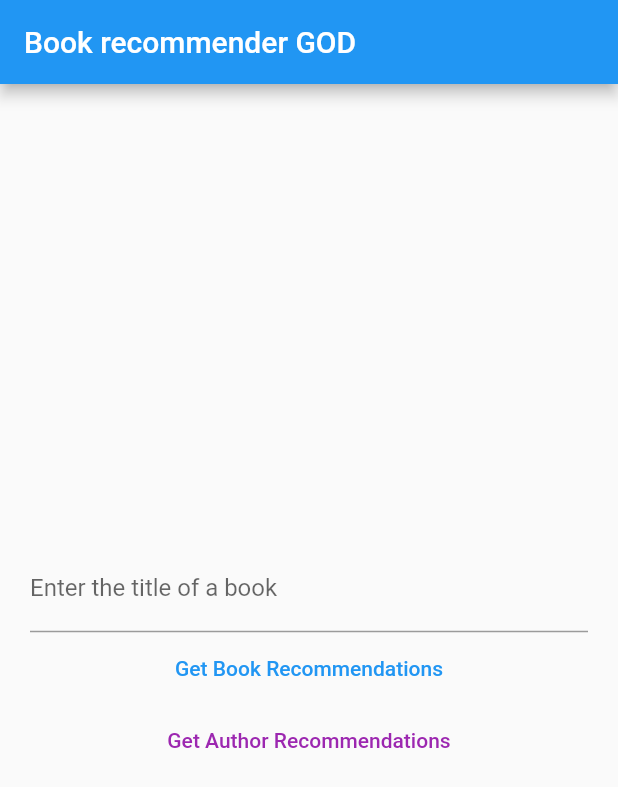
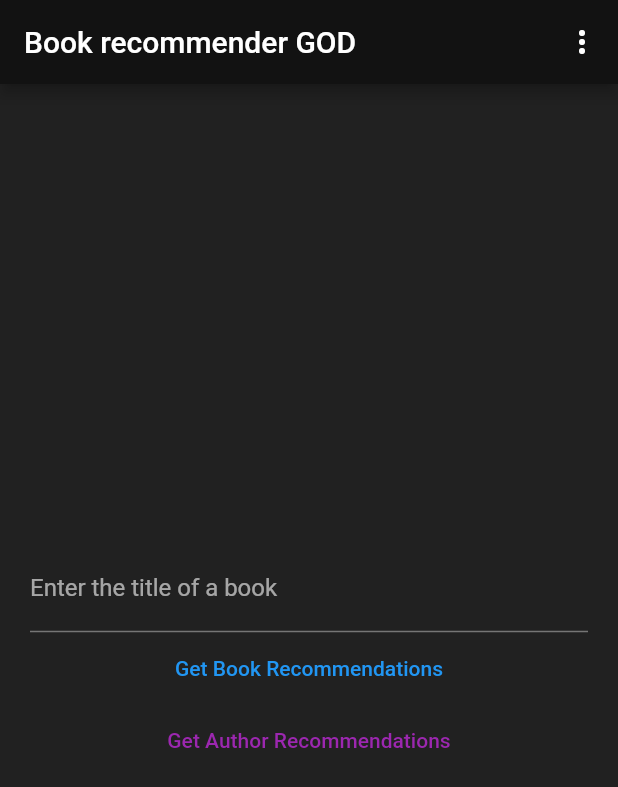
Before and after one commit to SHyun1999/book_recommender, a Flutter app: the screen it shows after launch, on a phone screen of 412 x 824 dp. Shown: the top 787 px of the screen. Run offline on Flutter 3.47's test engine with Material 2 defaults, Android fonts, the light colour scheme and no system bars.

Commit message:
add light/dark mode

```diff
--- a/lib/main.dart
+++ b/lib/main.dart
@@ -1,86 +1,25 @@
-import 'dart:convert';
+import 'package:book_review/provider/theme_provider.dart';
 import 'package:flutter/material.dart';
-import 'bookrecs.dart';
-import 'recommend.dart';
+import 'package:provider/provider.dart';
+import 'page/home_page.dart';
 
-void main() => runApp(new MaterialApp(home: new Main()));
+void main() => runApp(MaterialApp(home:  Main()));
 
 class Main extends StatelessWidget {
-
-  String input = '';
-
-  // constants
-  final labelTitle = 'Enter the title of a book';
-  final getBookRecs = 'Get Book Recommendations';
-  final getAuthorRecs = 'Get Author Recommendations';
-  final edgeInsets = 20.0;
-
-  Recommend r = Recommend();
+  const Main({Key? key}) : super(key: key);
 
   @override
-  Widget build(BuildContext context) {
-    return Scaffold(
-      appBar: AppBar(
-        title: const Text('Book recommender GOD'),
-      ),
-      body: Container(
-        margin: EdgeInsets.all(edgeInsets),
-        child: Center(
-          child: SingleChildScrollView(
-            child: Column(
-              mainAxisAlignment: MainAxisAlignment.spaceBetween,
-              crossAxisAlignment: CrossAxisAlignment.center,
-              children: <Widget>[
-                TextField(
-                  decoration: InputDecoration(
-                    labelText: labelTitle,
-                  ),
-                  onChanged: (val) {
-                    input = val;
-                  },
-                ),
-                TextButton(
-                  style: TextButton.styleFrom(
-                    primary: Colors.blue,
-                  ),
-                  onPressed: () async {
-                    var body = [input];
+  Widget build(BuildContext context)=>ChangeNotifierProvider(
+    create: (context) => ThemeProvider(),
+    builder: (context, _){
+      final themeProvider = Provider.of<ThemeProvider>(context);
+      return MaterialApp(
+        themeMode: themeProvider.themeMode,
+        theme: MyThemes.lightTheme,
+        darkTheme: MyThemes.darkTheme,
+        home: HomePage(),
+      );
+    }
+  );
 
-                    var res = await r.RecommendBooks(body);
-
-
-                    Navigator.push(
-                      context,
-                      MaterialPageRoute(
-                        builder:(context) => BookRecs(res:res)
-                      ),
-                    );
-                  },
-                  child: Text(getBookRecs),
-                ),
-                TextButton(
-                  style: TextButton.styleFrom(
-                    primary: Colors.purple,
-                  ),
-                  onPressed: () async {
-                    var body = [input];
-
-                    var res = await r.RecommendAuthors(body);
-
-                    Navigator.push(
-                      context,
-                      MaterialPageRoute(
-                          builder:(context) => BookRecs(res:res[0])
-                      ),
-                    );
-                  },
-                  child: Text(getAuthorRecs),
-                ),
-              ],
-            ),
-          ),
-        ),
-      ),
-    );
-  }
 }
--- /dev/null
+++ b/lib/page/home_page.dart
@@ -0,0 +1,109 @@
+import 'dart:convert';
+import 'package:flutter/material.dart';
+import 'package:provider/provider.dart';
+import 'bookrecs.dart';
+import '../recommend.dart';
+import '../options.dart';
+
+class HomePage extends StatelessWidget{
+  String input = '';
+
+  // constants
+  final labelTitle = 'Enter the title of a book';
+  final getBookRecs = 'Get Book Recommendations';
+  final getAuthorRecs = 'Get Author Recommendations';
+  final edgeInsets = 20.0;
+  final settings = 'Settings';
+
+  Recommend r = Recommend();
+
+  @override
+  Widget build(BuildContext context){
+    return Scaffold(
+      appBar: AppBar(
+        title: const Text('Book recommender GOD'),
+        actions: [
+          PopupMenuButton<int>(
+              onSelected:(item)=>onSelected(context,item),
+              itemBuilder:(context) =>[
+                PopupMenuItem(
+                    child:Text(settings),
+                    value:0
+                )
+              ]
+          ),
+        ],
+      ),
+      body: Container(
+        margin: EdgeInsets.all(edgeInsets),
+        child: Center(
+          child: SingleChildScrollView(
+            child: Column(
+              mainAxisAlignment: MainAxisAlignment.spaceBetween,
+              crossAxisAlignment: CrossAxisAlignment.center,
+              children: <Widget>[
+                TextField(
+                  decoration: InputDecoration(
+                    labelText: labelTitle,
+                  ),
+                  onChanged: (val) {
+                    input = val;
+                  },
+                ),
+                TextButton(
+                  style: TextButton.styleFrom(
+                    primary: Colors.blue,
+                  ),
+                  onPressed: () async {
+                    var body = [input];
+
+                    var res = await r.RecommendBooks(body);
+
+
+                    Navigator.push(
+                      context,
+                      MaterialPageRoute(
+                          builder:(context) => BookRecs(res:res)
+                      ),
+                    );
+                  },
+                  child: Text(getBookRecs),
+                ),
+                TextButton(
+                  style: TextButton.styleFrom(
+                    primary: Colors.purple,
+                  ),
+                  onPressed: () async {
+                    var body = [input];
+
+                    var res = await r.RecommendAuthors(body);
+
+                    Navigator.push(
+                      context,
+                      MaterialPageRoute(
+                          builder:(context) => BookRecs(res:res[0])
+                      ),
+                    );
+                  },
+                  child: Text(getAuthorRecs),
+                ),
+              ],
+            ),
+          ),
+        ),
+      ),
+    );
+  }
+
+  void onSelected(BuildContext context, int item){
+    switch(item){
+      case 0:
+        Navigator.push(
+          context,
+          MaterialPageRoute(
+              builder:(context) => OptionScreen()
+          ),
+        );
+    }
+  }
+}
--- a/lib/individualbook.dart
+++ b/lib/page/individualbook.dart
@@ -1,6 +1,6 @@
 import 'package:flutter/material.dart';
 import 'dart:convert';
-import 'utils.dart';
+import '../utils.dart';
 
 class IndividualBook extends StatelessWidget {
 
--- /dev/null
+++ b/lib/provider/theme_provider.dart
@@ -0,0 +1,26 @@
+import 'package:flutter/material.dart';
+
+class MyThemes{
+  static final darkTheme = ThemeData(
+    scaffoldBackgroundColor: Colors.grey.shade900,
+    colorScheme: ColorScheme.dark(),
+  );
+
+  static final lightTheme = ThemeData(
+    scaffoldBackgroundColor: Colors.white,
+    colorScheme: ColorScheme.light(),
+  );
+
+}
+
+class ThemeProvider extends ChangeNotifier{
+
+  ThemeMode themeMode = ThemeMode.dark;
+  bool get isDarkMode => themeMode == ThemeMode.dark;
+
+  void toggleTheme(bool isOn){
+    themeMode = isOn ? ThemeMode.dark : ThemeMode.light;
+    notifyListeners();
+  }
+
+}
--- a/lib/utils.dart
+++ b/lib/utils.dart
@@ -1,5 +1,4 @@
 import 'package:url_launcher/url_launcher.dart';
-import 'package:flutter/foundation.dart';
 
 class Utils{
 
--- a/pubspec.yaml
+++ b/pubspec.yaml
@@ -38,6 +38,7 @@ dependencies:
   http: ^0.13.4
   rflutter_alert: ^2.0.4
   url_launcher: ^6.0.12
+  provider: ^6.0.1
 
 dev_dependencies:
   flutter_test:
```
Also changed, not shown: lib/bookrecs.dart (deleted, +0 -35 lines), lib/options.dart (added, +20 -0 lines), lib/page/bookrecs.dart (added, +34 -0 lines), lib/widget/change_theme_button_widget.dart (added, +21 -0 lines), pubspec.lock, 2 other files.
